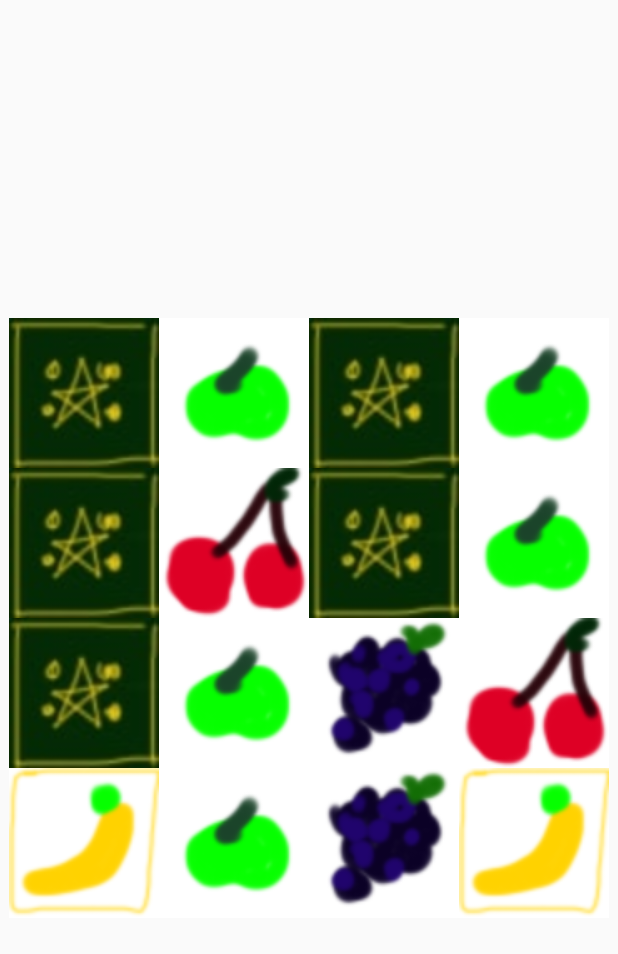
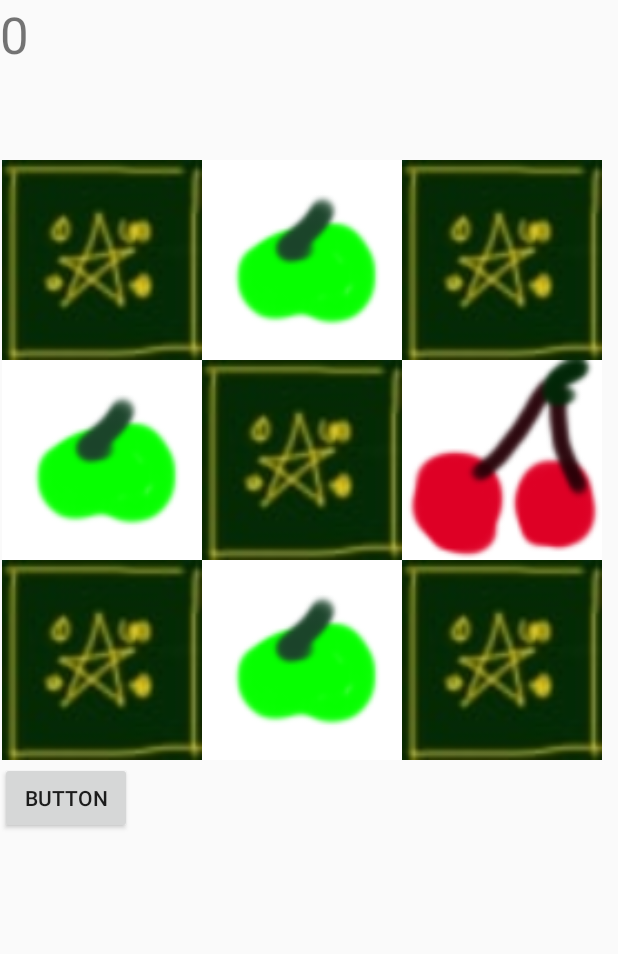
Before and after one commit to timesnewrman/braintestNJNJ, an Android app: the screen it shows after launch once a user with an empty profile is signed in (CardActivity before the commit, CardActivityView after it), after a tap on "CARD", on a phone screen of 412 x 824 dp. Shown: the top 954 px of the screen. Run offline under Robolectric (Android 15) with nearby library versions, the phone set to English and light mode, and no system bars; our stand-ins replace Firebase (no records; nobody signed in at launch, a user with empty details on screens opened directly), navigation-ui.

Commit message:
19.05 21:24

```diff
--- a/app/src/main/AndroidManifest.xml
+++ b/app/src/main/AndroidManifest.xml
@@ -21,7 +21,7 @@
             android:name=".game.GameMathActivity"
             android:exported="false" />
         <activity
-            android:name=".game.card.CardActivity"
+            android:name=".game.card.CardActivityView"
             android:exported="false"
             android:label="@string/title_activity_game_card"
             android:theme="@style/Theme.AppCompat.Light.NoActionBar" />
--- /dev/null
+++ b/app/src/main/java/com/example/myapplication/data/DatabaseUpdater.java
@@ -0,0 +1,12 @@
+package com.example.myapplication.data;
+
+import com.example.myapplication.game.card.CardActivityView;
+
+public class DatabaseUpdater {
+    public DatabaseUpdater(CardActivityView cardActivityView) {
+    }
+
+    public void upload(Object thing){
+//TODO create a class for uploading changes to firestore
+    }
+}
--- a/app/src/main/java/com/example/myapplication/game/card/CardActivity.java
+++ b/app/src/main/java/com/example/myapplication/game/card/CardActivityView.java
@@ -13,26 +13,30 @@ import android.widget.ImageView;
 import android.widget.LinearLayout;
 
 import androidx.appcompat.app.AppCompatActivity;
+import androidx.appcompat.content.res.AppCompatResources;
+import androidx.core.content.res.ResourcesCompat;
 import androidx.gridlayout.widget.GridLayout;
 
 import com.example.myapplication.R;
+import com.example.myapplication.data.DatabaseUpdater;
 import com.example.myapplication.databinding.ActivityGameCardBinding;
+import com.google.android.material.carousel.CarouselSnapHelper;
 
 import java.util.ArrayList;
 import java.util.Arrays;
 import java.util.Random;
 
-public class CardActivity extends AppCompatActivity implements View.OnClickListener {
+public class CardActivityView extends AppCompatActivity implements View.OnClickListener {
 
     ActivityGameCardBinding binding;
     private final Random rand = new Random();
-    int gridSize = rand.nextInt(2)+3;
+    int gridSize = rand.nextInt(2)+2;
 
 
     private final Bitmap[][] gridPattern = new Bitmap[gridSize][gridSize];
     ArrayList <Bitmap> elements = new ArrayList<>();
 
-
+    Bitmap brush;
 
     private final String TAG = this.getClass().getSimpleName();
 
@@ -47,16 +51,16 @@ public class CardActivity extends AppCompatActivity implements View.OnClickListe
 
         Log.i(TAG, Arrays.deepToString(gridPattern));
 
-        CardActivityModel thread = new CardActivityModel();
+        startGame thread = new startGame();
         thread.start();
         }
 
-        private class CardActivityModel extends Thread{
+        private class startGame extends Thread{
             @Override
             public void run() {
                 super.run();
                 try {
-                    Thread.sleep(200L);
+                    Thread.sleep(3000L);
                 } catch (InterruptedException e) {
                     throw new RuntimeException(e);
                 }
@@ -65,23 +69,29 @@ public class CardActivity extends AppCompatActivity implements View.OnClickListe
             }
 
             private void vipeOut() {
-                //TODO display card back for all grid buttons
+                for (int i = 0; i < gridSize*gridSize; i++) {
+                    ImageView gridElement = (ImageView) ((LinearLayout) CardActivityView.this.binding.gameCardGrid.getChildAt(i)).getChildAt(0);
+                    CardActivityView.this.runOnUiThread(
+                            () -> gridElement.setImageBitmap(elements.get(elements.size()-1)));
+                }
             }
 
             private void displayPalette() {
                 LinearLayout palette = binding.gameCardPallete;
                 for (Bitmap fruit:elements) {
 
-                    ImageButton imageButton = new ImageButton(CardActivity.this);
+                    ImageButton imageButton = new ImageButton(CardActivityView.this);
 
                     imageButton.setLayoutParams(new ViewGroup.LayoutParams(
-                            60, ViewGroup.LayoutParams.MATCH_PARENT));
+                            ViewGroup.LayoutParams.WRAP_CONTENT, ViewGroup.LayoutParams.MATCH_PARENT));
                     imageButton.setAdjustViewBounds(true);
                     imageButton.setScaleType(ImageView.ScaleType.FIT_XY);
 
                     imageButton.setImageBitmap(fruit);
 
-                    palette.addView(imageButton);
+                    CardActivityView.this.runOnUiThread(
+                            () -> palette.addView(imageButton));
+                    imageButton.setOnClickListener(CardActivityView.this);
 
                 }
             }
@@ -151,14 +161,45 @@ public class CardActivity extends AppCompatActivity implements View.OnClickListe
     @Override
         public void onClick (View v){
             Log.d(TAG, v.getClass().toString());
-            //TODO change logic of clicking;
-            //TODO check for background if startGame thread gives permission; if user gets the card wrong take out the points
-            if (v.getClass() == ImageView.class){
+            if (v.getClass() == ImageView.class && brush != null){
                 ImageView newImage = (ImageView) v;
-
-                int index = rand.nextInt(elements.size());
-                newImage.setImageBitmap(elements.get(index));
-                newImage.setScaleType(ImageView.ScaleType.FIT_XY);
+                newImage.setImageBitmap(brush);
+            }
+            if (v.getClass() == ImageButton.class){
+                ImageButton view = (ImageButton) v;
+                brush = ((BitmapDrawable)view.getDrawable()).getBitmap();
+            }
+            if (v == binding.gameCardButton){
+                checkCard();
             }
         }
+
+    private void checkCard() {
+        binding.gameCardButton.setVisibility(View.INVISIBLE);
+        int stars = 0;
+
+        for (int i = 0; i < gridSize; i++) {
+            for (int j = 0; j < gridSize; j++) {
+                LinearLayout linearLayout = (LinearLayout) binding.gameCardGrid.getChildAt(i*gridSize+j);
+                ImageView input = (ImageView) linearLayout.getChildAt(0);
+                boolean isCardCorrect = ((BitmapDrawable)input.getDrawable()).getBitmap() == gridPattern[i][j];
+
+                stars += isCardCorrect? 30 : -20;
+
+                if (!isCardCorrect) {
+                    ImageView outline = new ImageView(CardActivityView.this);
+                    outline.setImageDrawable(
+                            AppCompatResources.getDrawable(CardActivityView.this, R.drawable.rectangle_17)
+                    );
+
+                    linearLayout.addView(outline);
+                }
+            }
+        }
+
+        binding.gameCardStarcount.setText(stars);
+
+        DatabaseUpdater updater = new DatabaseUpdater(CardActivityView.this);
+        updater.upload(stars);
+    }
 }
--- a/app/src/main/java/com/example/myapplication/ui/home/HomeFragment.java
+++ b/app/src/main/java/com/example/myapplication/ui/home/HomeFragment.java
@@ -14,7 +14,7 @@ import androidx.fragment.app.Fragment;
 import androidx.lifecycle.ViewModelProvider;
 
 import com.example.myapplication.LoginActivity;
-import com.example.myapplication.game.card.CardActivity;
+import com.example.myapplication.game.card.CardActivityView;
 import com.example.myapplication.game.GameMathActivity;
 import com.example.myapplication.R;
 import com.example.myapplication.databinding.FragmentHomeBinding;
@@ -63,7 +63,7 @@ public class HomeFragment extends Fragment implements View.OnClickListener {
     @Override
     public void onClick(View v) {
         if (v == icard){
-            Intent i = new Intent(getActivity(), CardActivity.class);
+            Intent i = new Intent(getActivity(), CardActivityView.class);
             startActivity(i);
         }
         if (v == imath){
--- a/app/src/main/res/layout/activity_game_card.xml
+++ b/app/src/main/res/layout/activity_game_card.xml
@@ -4,16 +4,29 @@
     xmlns:tools="http://schemas.android.com/tools"
     android:layout_width="match_parent"
     android:layout_height="match_parent"
-    tools:context=".game.card.CardActivity">
+    tools:context=".game.card.CardActivityView">
 
     <LinearLayout
-        android:id="@+id/gameCardPallete"
+        android:layout_width="match_parent"
+        android:layout_height="match_parent"
+        android:orientation="vertical"
+        app:layout_constraintBottom_toBottomOf="parent"
+        app:layout_constraintEnd_toEndOf="parent"
+        app:layout_constraintStart_toStartOf="parent"
+        app:layout_constraintTop_toTopOf="parent">
+
+        <TextView
+            android:id="@+id/game_card_starcount"
+            android:layout_width="match_parent"
+            android:layout_height="wrap_content"
+            android:text="0"
+            android:textSize="34sp" />
+
+        <LinearLayout
+            android:id="@+id/game_card_pallete"
             android:layout_width="match_parent"
             android:layout_height="60dp"
-        android:orientation="horizontal"
-        app:layout_constraintEnd_toEndOf="parent"
-        app:layout_constraintStart_toStartOf="parent"
-        app:layout_constraintTop_toBottomOf="@+id/game_card_grid"></LinearLayout>
+            android:orientation="horizontal"></LinearLayout>
 
         <androidx.gridlayout.widget.GridLayout
             android:id="@+id/game_card_grid"
@@ -22,12 +35,16 @@
             android:layout_marginStart="1dp"
             android:layout_marginTop="1dp"
             android:layout_marginEnd="1dp"
-        android:layout_marginBottom="1dp"
-        app:layout_constraintBottom_toBottomOf="parent"
-        app:layout_constraintEnd_toEndOf="parent"
-        app:layout_constraintStart_toStartOf="parent"
-        app:layout_constraintTop_toTopOf="parent">
+            android:layout_marginBottom="1dp">
 
 
         </androidx.gridlayout.widget.GridLayout>
+
+        <Button
+            android:id="@+id/game_card_button"
+            android:layout_width="wrap_content"
+            android:layout_height="wrap_content"
+            android:text="Button" />
+    </LinearLayout>
+
 </androidx.constraintlayout.widget.ConstraintLayout>
```
Also changed, not shown: app/src/main/res/layout/card_wrong.xml (added, +9 -0 lines), app/src/main/res/drawable/rectangle_17.9.png (added). Lines whose indentation alone changed are shown as unchanged.
